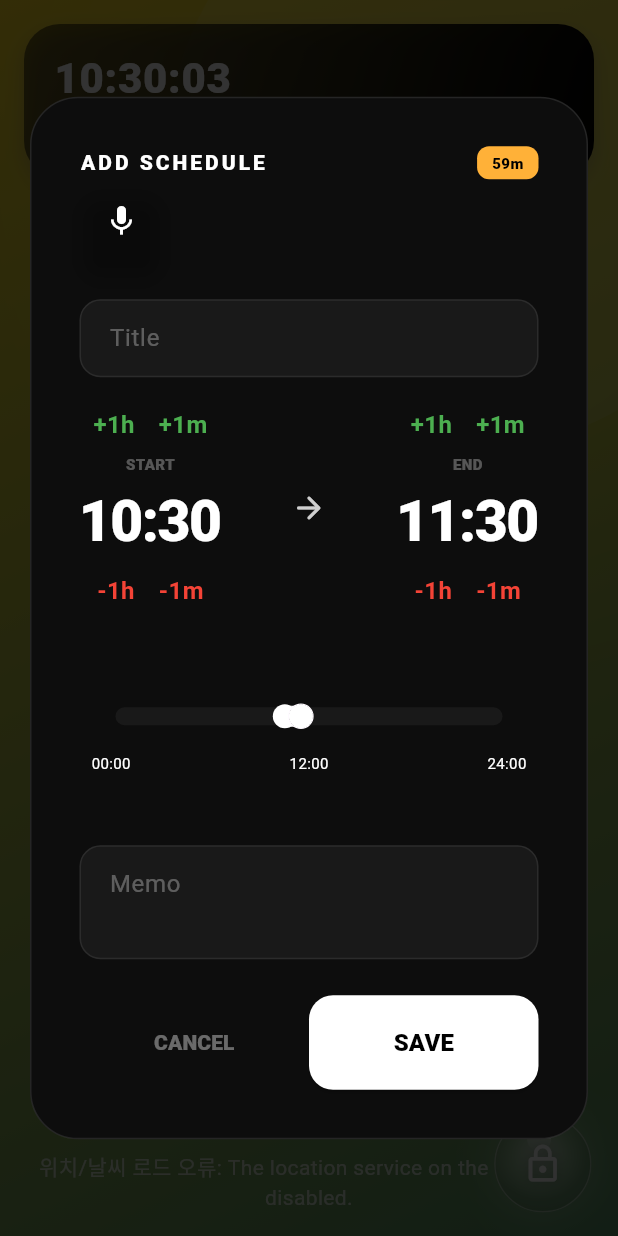
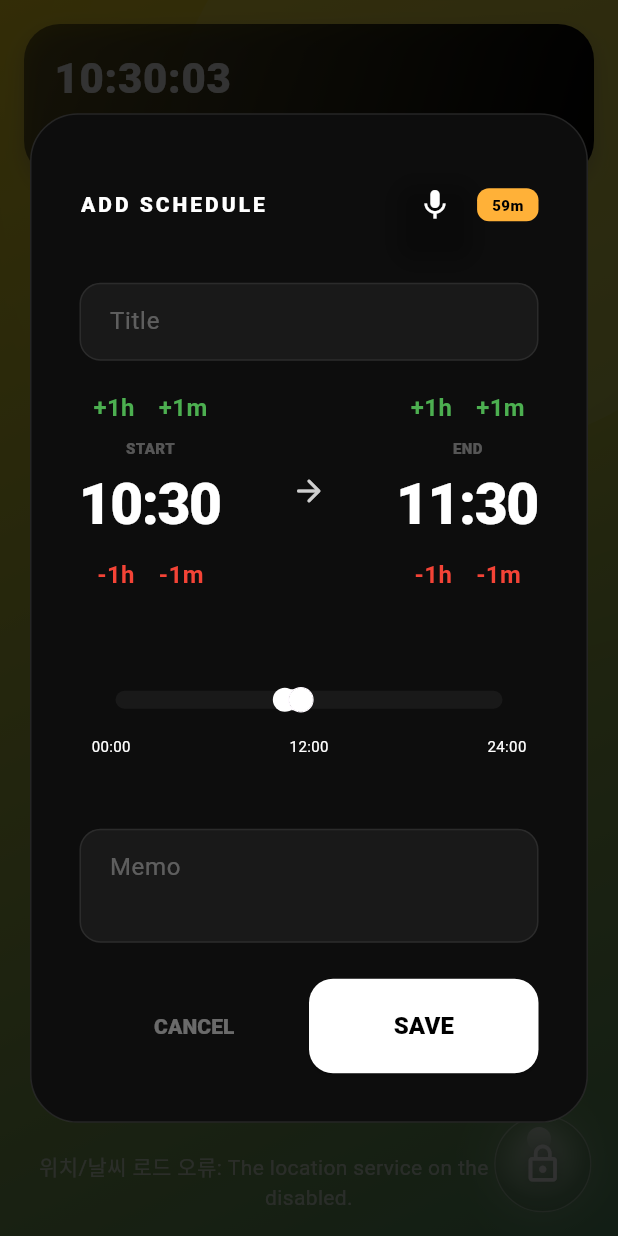
Before and after one commit to JoongGeunShin/iamj, a Flutter app: the HomeScreen screen opened directly, after a tap on the "add circle" icon, on a phone screen of 412 x 824 dp. Run offline on Flutter 3.47's test engine with Material 3 defaults, Android fonts, the phone set to English and light mode, and no system bars; our stand-ins replace dio, drift, flutter_riverpod, geolocator, permission_handler, riverpod_annotation and 2 more; accounts and stored records are empty; generated files the repository leaves out were written again; Roboto replaces fonts that are missing (WantedSans).

Commit message:
(+add) converted text by mic will now appear in memo

```diff
--- a/lib/presentation/common/widgets/buttons/speech_button.dart
+++ b/lib/presentation/common/widgets/buttons/speech_button.dart
@@ -49,6 +49,9 @@ class SpeechButton extends StatelessWidget {
         );
       },
     );
+    if (result != null) {
+      onResult(result);
+    }
   }
 
   void _showSettingsDialog(BuildContext context) {
--- a/lib/presentation/common/widgets/dialogs/speech_dialog.dart
+++ b/lib/presentation/common/widgets/dialogs/speech_dialog.dart
@@ -64,7 +64,7 @@ class _SpeechDialogState extends State<SpeechDialog>
             _wordsSpoken = result.recognizedWords;
           });
           if (result.finalResult) {
-            Future.delayed(const Duration(milliseconds: 6000), () {
+            Future.delayed(const Duration(milliseconds: 1000), () {
               if (mounted) Navigator.pop(context, _wordsSpoken);
             });
           }
--- a/lib/presentation/home/widgets/dialogs/add_schedule/widgets/add_schedule_header.dart
+++ b/lib/presentation/home/widgets/dialogs/add_schedule/widgets/add_schedule_header.dart
@@ -1,9 +1,16 @@
 import 'package:flutter/material.dart';
 
+import '../../../../../common/widgets/buttons/speech_button.dart';
+
 class AddScheduleHeader extends StatelessWidget {
-  const AddScheduleHeader({super.key, required this.durationText});
+  const AddScheduleHeader({
+    super.key,
+    required this.durationText,
+    required this.onSpeechResult,
+  });
 
   final String durationText;
+  final Function(String) onSpeechResult;
 
   @override
   Widget build(BuildContext context) {
@@ -19,6 +26,11 @@ class AddScheduleHeader extends StatelessWidget {
             fontWeight: FontWeight.w900,
             letterSpacing: 2.0,
           ),
+        ),
+        Row(
+          children: [
+            SpeechButton(
+              onResult: onSpeechResult,
             ),
             Container(
               padding: const EdgeInsets.symmetric(horizontal: 10, vertical: 4),
@@ -36,6 +48,8 @@ class AddScheduleHeader extends StatelessWidget {
               ),
             ),
           ],
+        ),
+      ],
     );
   }
 }
--- a/lib/presentation/home/widgets/dialogs/add_schedule_dialog.dart
+++ b/lib/presentation/home/widgets/dialogs/add_schedule_dialog.dart
@@ -14,6 +14,7 @@ import 'add_schedule/widgets/schedule_time_range_slider.dart';
 
 class AddScheduleDialog extends ConsumerStatefulWidget {
   const AddScheduleDialog({super.key, required this.now});
+
   final DateTime now;
 
   static Future<void> show(BuildContext context, DateTime now) {
@@ -80,9 +81,13 @@ class _AddScheduleDialogState extends ConsumerState<AddScheduleDialog> {
   }
 
   String get _startTimeText => formatTimeFromDayFraction(_startValue);
+
   String get _endTimeText => formatTimeFromDayFraction(_endValue);
-  String get _durationText =>
-      formatDurationFromDayFractions(startValue: _startValue, endValue: _endValue);
+
+  String get _durationText => formatDurationFromDayFractions(
+    startValue: _startValue,
+    endValue: _endValue,
+  );
 
   Future<void> _onSave() async {
     final newSchedule = ScheduleState(
@@ -120,11 +125,12 @@ class _AddScheduleDialogState extends ConsumerState<AddScheduleDialog> {
               mainAxisSize: MainAxisSize.min,
               crossAxisAlignment: CrossAxisAlignment.start,
               children: [
-                AddScheduleHeader(durationText: _durationText),
-                SpeechButton(onResult: (text) {
-                  print("인식된 텍스트: $text");
-
-                },),
+                AddScheduleHeader(
+                  durationText: _durationText,
+                  onSpeechResult: (text) {
+                    _memoController.text = text;
+                  },
+                ),
                 const SizedBox(height: 24),
                 ScheduleDialogTextField(
                   controller: _titleController,
@@ -156,7 +162,8 @@ class _AddScheduleDialogState extends ConsumerState<AddScheduleDialog> {
                       onPlusHours: () => _updateTimeValue(false, hours: 1),
                       onPlusMinutes: () => _updateTimeValue(false, minutes: 1),
                       onMinusHours: () => _updateTimeValue(false, hours: -1),
-                      onMinusMinutes: () => _updateTimeValue(false, minutes: -1),
+                      onMinusMinutes: () =>
+                          _updateTimeValue(false, minutes: -1),
                     ),
                   ],
                 ),
```
Lines whose indentation alone changed are shown as unchanged.
